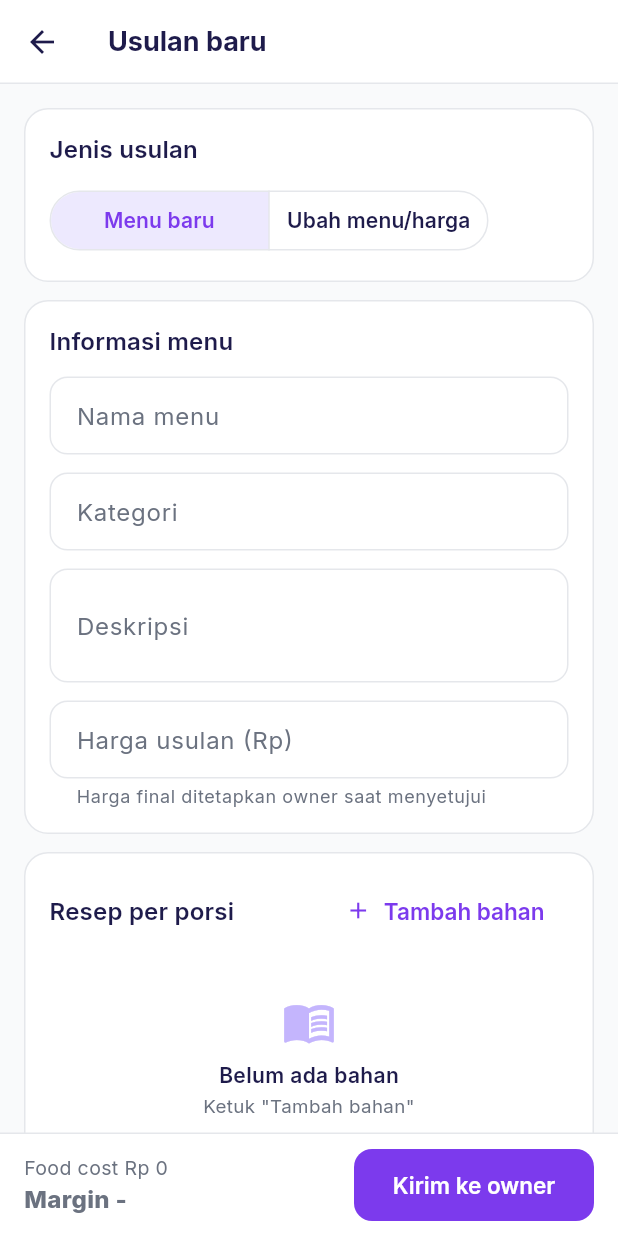
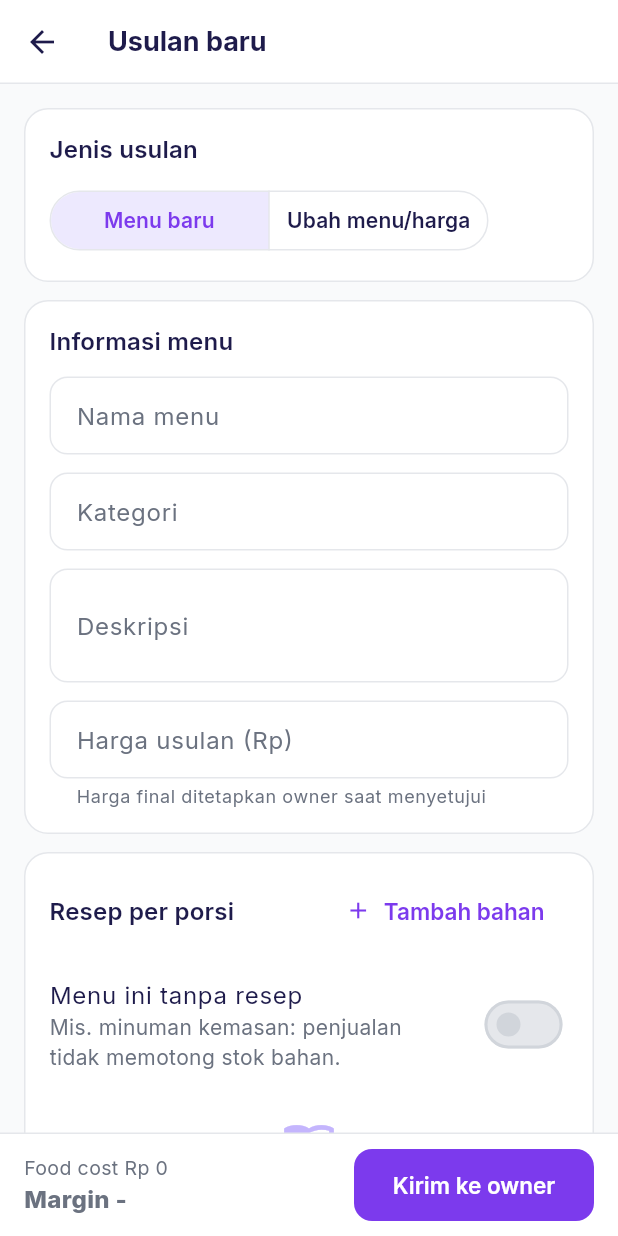
Before and after one commit to fikriymnn/rms_yow, a Flutter app: the ProposalEditorPage screen opened directly, on a phone screen of 412 x 824 dp. Run offline on Flutter 3.47's test engine with Material 3 defaults, Android fonts, the phone set to English and light mode, and no system bars; our stand-ins replace camera, connectivity_plus, device_info_plus, dio, drift, drift_flutter and 12 more; missing offline and left inert: dart:js_interop, esc_pos_utils_plus, google_mlkit_commons, google_mlkit_face_detection, ota_update, print_bluetooth_thermal; accounts and stored records are empty; generated files the repository leaves out were written again.

Commit message:
update yow

```diff
--- a/lib/features/attendance/attendance_admin_page.dart
+++ b/lib/features/attendance/attendance_admin_page.dart
@@ -1247,7 +1247,7 @@ class _PhotoBoxState extends ConsumerState<_PhotoBox> {
           if (snap.hasError) {
             return _placeholder(
               Icons.hide_image_outlined,
-              'Foto tidak tersedia (mungkin sudah dihapus sesuai masa simpan)',
+              'Foto tidak tersedia (foto disimpan 2 hari, lalu dihapus otomatis)',
             );
           }
           final bytes = snap.data!;
--- a/lib/features/attendance/consent.dart
+++ b/lib/features/attendance/consent.dart
@@ -31,8 +31,9 @@ Future<bool> askConsentAgreement(
                 '• Membaca lokasi GPS saat tombol absen ditekan.\n'
                 '• Mengambil foto wajah (selfie) dan memeriksa bahwa wajah ada di depan kamera.\n\n'
                 'Data ini hanya dipakai untuk memverifikasi absensi. Yang dapat melihatnya: '
-                'karyawan yang bersangkutan, manager outlet, dan owner. Foto dihapus otomatis setelah '
-                'masa simpan (saat ini 90 hari), sedangkan catatan jam masuk dan pulang tetap ada.\n\n'
+                'karyawan yang bersangkutan, manager outlet, dan owner. Foto hanya disimpan sementara '
+                'dan dihapus otomatis dari server setelah 2 hari, sedangkan catatan jam masuk dan '
+                'pulang tetap ada.\n\n'
                 'Persetujuan dicatat di server (waktu dan versi teks ini).',
               ),
               const SizedBox(height: 12),
--- a/lib/features/client/client_providers.dart
+++ b/lib/features/client/client_providers.dart
@@ -287,3 +287,9 @@ final clientBlockProvider = Provider<BlockReason>((ref) {
   final c = ref.watch(clientProvider).value;
   return c == null ? BlockReason.none : blockReasonOf(c);
 });
+
+/// Modul sewaan klien aktif? (Super Admin → Modul). Belum aktivasi / data lama = aktif.
+final moduleEnabledProvider = Provider.family<bool, String>((ref, key) {
+  final c = ref.watch(clientProvider).value;
+  return c == null || c.info.hasModule(key);
+});
--- a/lib/features/menu/menu_item.dart
+++ b/lib/features/menu/menu_item.dart
@@ -6,6 +6,7 @@ class MenuItem {
     required this.price,
     this.available = true,
     this.description = '',
+    this.noRecipe = false,
   });
 
   final String id;
@@ -15,12 +16,16 @@ class MenuItem {
   final bool available;
   final String description;
 
+  /// Menu tanpa resep: tidak memotong stok bahan & tidak dihitung HPP-nya.
+  final bool noRecipe;
+
   MenuItem copyWith({
     String? name,
     String? category,
     int? price,
     bool? available,
     String? description,
+    bool? noRecipe,
   }) =>
       MenuItem(
         id: id,
@@ -29,6 +34,7 @@ class MenuItem {
         price: price ?? this.price,
         available: available ?? this.available,
         description: description ?? this.description,
+        noRecipe: noRecipe ?? this.noRecipe,
       );
 
   factory MenuItem.fromMap(Map<String, dynamic> m) => MenuItem(
@@ -38,6 +44,7 @@ class MenuItem {
         price: (m['price'] as num?)?.toInt() ?? 0,
         available: m['available'] as bool? ?? true,
         description: m['description'] as String? ?? '',
+        noRecipe: m['noRecipe'] as bool? ?? false,
       );
 
   Map<String, dynamic> toMap() => {
@@ -47,5 +54,6 @@ class MenuItem {
         'price': price,
         'available': available,
         'description': description,
+        'noRecipe': noRecipe,
       };
 }
--- a/lib/features/proposals/menu_proposal.dart
+++ b/lib/features/proposals/menu_proposal.dart
@@ -24,6 +24,7 @@ class MenuProposal {
     this.description = '',
     this.finalPrice,
     this.recipe, // null = resep tidak diubah
+    this.noRecipe, // true = menu tanpa resep; null = tidak diubah
     this.status = ProposalStatus.pending,
     this.decidedBy,
     this.decidedByName,
@@ -40,6 +41,7 @@ class MenuProposal {
   final int proposedPrice;
   final int? finalPrice;
   final List<RecipeLine>? recipe;
+  final bool? noRecipe;
   final ProposalStatus status;
   final String submittedBy;
   final String submittedByName;
@@ -68,6 +70,7 @@ class MenuProposal {
     proposedPrice: proposedPrice,
     finalPrice: finalPrice ?? this.finalPrice,
     recipe: recipe,
+    noRecipe: noRecipe,
     status: status ?? this.status,
     submittedBy: submittedBy,
     submittedByName: submittedByName,
@@ -111,6 +114,7 @@ class MenuProposal {
               RecipeLine.fromMap(Map<String, dynamic>.from(e as Map)),
           ]
         : null,
+    noRecipe: m['noRecipe'] as bool?,
     status: ProposalStatus.values.firstWhere(
       (s) => s.name == m['status'],
       orElse: () => ProposalStatus.pending,
@@ -134,6 +138,7 @@ class MenuProposal {
     'proposedPrice': proposedPrice,
     'finalPrice': finalPrice,
     'recipe': recipe?.map((l) => l.toMap()).toList(),
+    if (noRecipe != null) 'noRecipe': noRecipe,
     'status': status.name,
     'submittedBy': submittedBy,
     'submittedByName': submittedByName,
--- a/lib/features/proposals/proposal_detail_page.dart
+++ b/lib/features/proposals/proposal_detail_page.dart
@@ -278,7 +278,11 @@ class ProposalDetailView extends ConsumerWidget {
                 title: 'Resep per porsi',
                 child: p.recipe == null
                     ? Text(
-                        'Resep tidak diubah pada usulan ini.',
+                        p.noRecipe == true
+                            ? 'Menu tanpa resep: penjualan tidak memotong stok bahan.'
+                            : p.isChange
+                            ? 'Resep tidak diubah pada usulan ini.'
+                            : 'Tanpa resep.',
                         style: GoogleFonts.inter(
                           fontSize: 13.5,
                           color: AppColors.muted,
--- a/lib/features/proposals/proposal_editor_page.dart
+++ b/lib/features/proposals/proposal_editor_page.dart
@@ -9,6 +9,7 @@ import '../../core/theme/app_colors.dart';
 import '../../core/ui/ui_extra.dart';
 import '../../core/ui/ui_kit.dart';
 import '../auth/auth_providers.dart';
+import '../client/client_providers.dart';
 import '../inventory/inventory_models.dart';
 import '../inventory/inventory_providers.dart';
 import '../menu/menu_item.dart';
@@ -35,6 +36,14 @@ class _ProposalEditorPageState extends ConsumerState<ProposalEditorPage> {
   late bool _withRecipe =
       widget.existing == null || widget.existing!.recipe != null;
   late List<RecipeLine> _lines = [...?widget.existing?.recipe];
+  // menu baru tanpa resep (mis. minuman kemasan): tidak memotong stok, tanpa food cost
+  late bool _noRecipe = widget.existing?.noRecipe ?? false;
+
+  bool get _recipesOn => ref.read(moduleEnabledProvider('recipes'));
+
+  /// Usulan ini membawa resep?
+  bool get _sendsRecipe =>
+      _recipesOn && (_kind == 'new' ? !_noRecipe : _withRecipe);
 
   @override
   void dispose() {
@@ -128,9 +137,11 @@ class _ProposalEditorPageState extends ConsumerState<ProposalEditorPage> {
       _toast('Harga usulan harus diisi');
       return;
     }
-    final withRecipe = _kind == 'new' || _withRecipe;
-    if (_kind == 'new' && _lines.isEmpty) {
-      _toast('Resep wajib diisi untuk menu baru (untuk menghitung food cost)');
+    final withRecipe = _sendsRecipe;
+    if (_kind == 'new' && withRecipe && _lines.isEmpty) {
+      _toast(
+        'Isi resep untuk menghitung food cost, atau nyalakan "Menu ini tanpa resep"',
+      );
       return;
     }
     final existing = widget.existing;
@@ -146,6 +157,7 @@ class _ProposalEditorPageState extends ConsumerState<ProposalEditorPage> {
             description: _desc.text.trim(),
             proposedPrice: price,
             recipe: withRecipe ? List.of(_lines) : null,
+            noRecipe: _kind == 'new' && _recipesOn ? _noRecipe : null,
             submittedBy: user.uid,
             submittedByName: user.name,
             createdAt:
@@ -170,7 +182,8 @@ class _ProposalEditorPageState extends ConsumerState<ProposalEditorPage> {
             : master
                   .where((m) => m.id == widget.existing!.targetId)
                   .firstOrNull);
-    final showRecipe = _kind == 'new' || _withRecipe;
+    final recipesOn = ref.watch(moduleEnabledProvider('recipes'));
+    final showRecipe = _sendsRecipe;
     final cost = foodCostOf(_lines, avg);
     final price = int.tryParse(_price.text.trim()) ?? 0;
     final missingPrice = _lines.any((l) => avg[l.ingredientId] == null);
@@ -266,6 +279,16 @@ class _ProposalEditorPageState extends ConsumerState<ProposalEditorPage> {
       child: Column(
         crossAxisAlignment: CrossAxisAlignment.start,
         children: [
+          if (_kind == 'new')
+            SwitchListTile(
+              contentPadding: EdgeInsets.zero,
+              title: const Text('Menu ini tanpa resep'),
+              subtitle: const Text(
+                'Mis. minuman kemasan: penjualan tidak memotong stok bahan.',
+              ),
+              value: _noRecipe,
+              onChanged: (v) => setState(() => _noRecipe = v),
+            ),
           if (_kind == 'change')
             SwitchListTile(
               contentPadding: EdgeInsets.zero,
@@ -353,8 +376,7 @@ class _ProposalEditorPageState extends ConsumerState<ProposalEditorPage> {
         kindCard,
         const SizedBox(height: 12),
         infoCard,
-        const SizedBox(height: 12),
-        recipeCard,
+        if (recipesOn) ...[const SizedBox(height: 12), recipeCard],
       ],
     );
 
--- a/pubspec.yaml
+++ b/pubspec.yaml
@@ -16,7 +16,7 @@ publish_to: "none" # Remove this line if you wish to publish to pub.dev
 # https://developer.apple.com/library/archive/documentation/General/Reference/InfoPlistKeyReference/Articles/CoreFoundationKeys.html
 # In Windows, build-name is used as the major, minor, and patch parts
 # of the product and file versions while build-number is used as the build suffix.
-version: 1.0.8+8
+version: 1.0.9+9
 
 environment:
   sdk: ^3.12.1
```
Also changed, not shown: lib/features/inventory/recipes_tab.dart (+68 -5 lines), lib/features/menu/menu_page.dart (+21 -1 lines).
